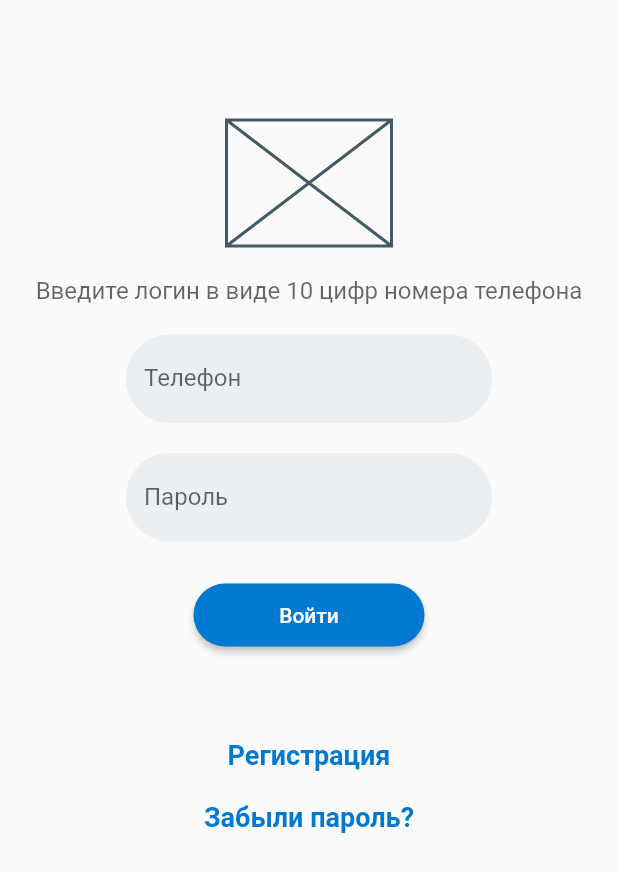
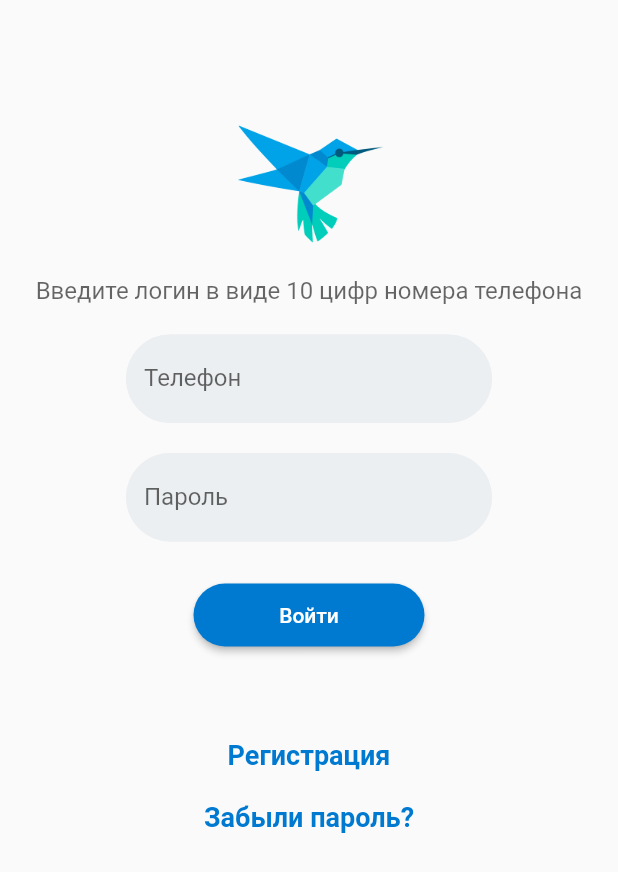
Before and after one commit to turenkodm/secondlesson, a Flutter app: the screen it shows after launch, on a phone screen of 412 x 824 dp. Shown: the top 872 px of the screen. Run offline on Flutter 3.47's test engine with Material 2 defaults, Android fonts, the phone set to English and light mode, and no system bars.

Commit message:
Added images

```diff
--- a/lib/main.dart
+++ b/lib/main.dart
@@ -36,7 +36,9 @@ class MyApp extends StatelessWidget {
               const SizedBox(
                 width: 110,
                 height: 84,
-                child: Placeholder(),
+                child: Image(
+                  image: AssetImage('assets/images/logo.png'),
+                ),
               ),
               const SizedBox(
                 height: 20,
--- a/pubspec.yaml
+++ b/pubspec.yaml
@@ -57,6 +57,9 @@ flutter:
   # the material Icons class.
   uses-material-design: true
 
+  assets:
+    - assets/images/logo.png
+
   # To add assets to your application, add an assets section, like this:
   # assets:
   #   - images/a_dot_burr.jpeg
```
Also changed, not shown: assets/images/logo.png (added).
